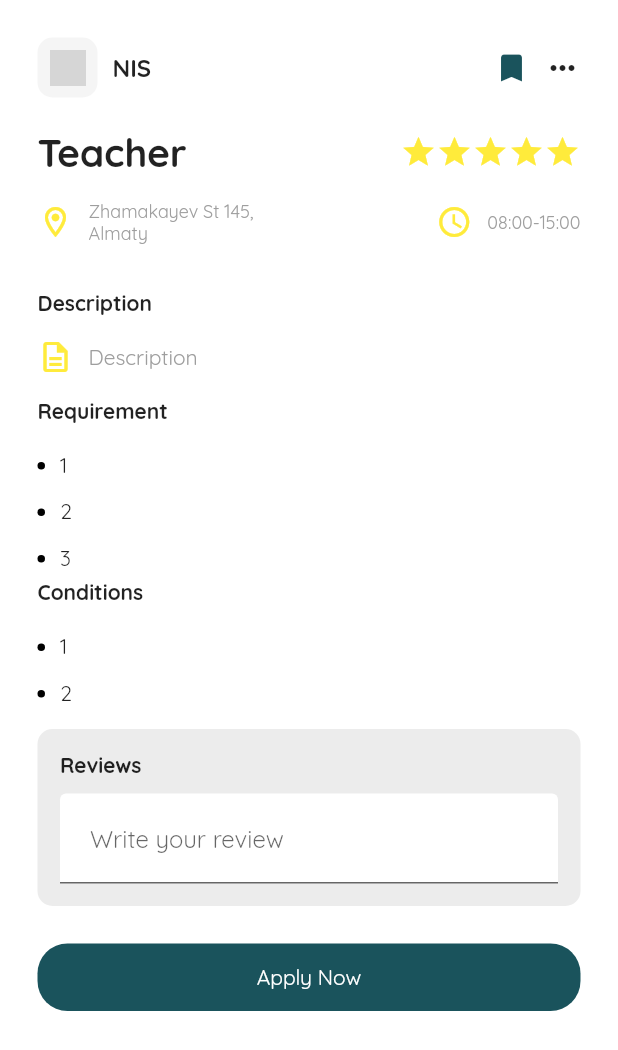
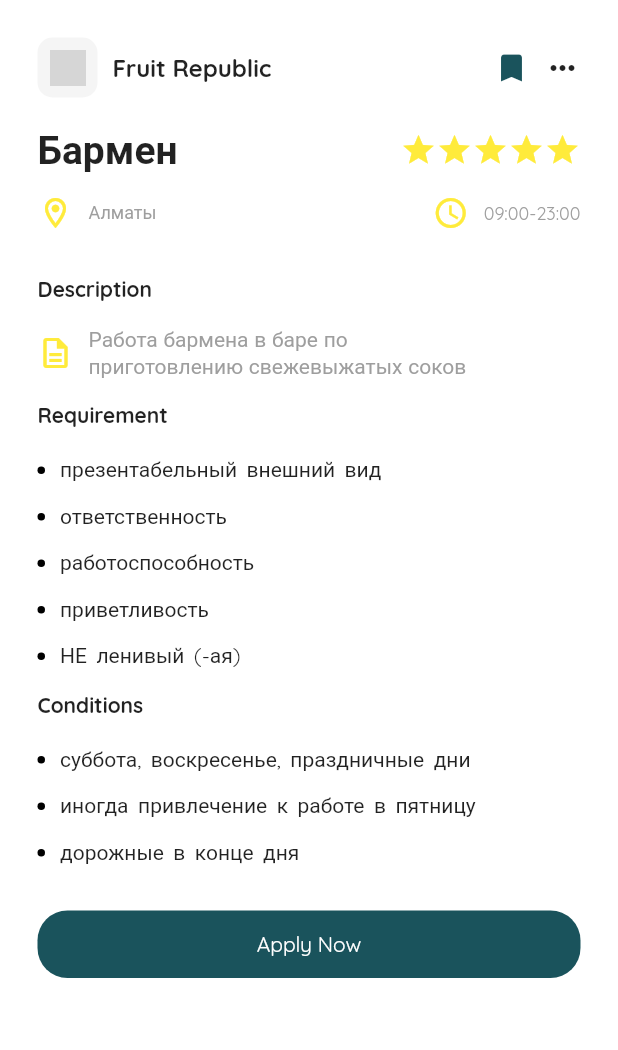
Before and after one commit to assanbayg/path_intern_mobile, a Flutter app: the InternshipDetail screen opened directly with sample values from the repository, on a phone screen of 412 x 824 dp. Shown: the top 1050 px of the screen. Run offline on Flutter 3.47's test engine with Material 2 defaults, Android fonts, the light colour scheme and no system bars; grey boxes are pictures that could not be loaded.

Commit message:
new file:   assets/fruit_republic.png 	deleted:    assets/images/nis.png 	deleted:    lib/bootstaper.dart 	modified:   lib/main.dart 	modified:   lib/models/intership.dart 	modified:   lib/screens/home/widgets/internship_list.dart 	modified:   lib/screens/home/widgets/search_card.dart 	modified:   lib/screens/home/widgets/tag_list.dart 	modified:   lib/screens/internship_detail.dart 	modified:   lib/widgets/icon_text.dart 	modified:   pubspec.yaml

```diff
--- a/lib/main.dart
+++ b/lib/main.dart
@@ -1,5 +1,10 @@
 /*
   Need to fix SeachPage: to split search.dart into widgets and keep search function
+  Authentication
+  Resume
+  Filters
+
+  Messenger
 */
 
 import 'package:flutter/material.dart';
--- a/lib/models/intership.dart
+++ b/lib/models/intership.dart
@@ -23,21 +23,24 @@ class Internship {
   static List<Internship> generateInternships() {
     return [
       Internship(
-        'NIS',
-        'nis.jpg',
+        'Fruit Republic',
+        'fruit_republic.png',
         true,
-        'Teacher',
-        'Zhamakayev St 145,\nAlmaty',
-        '08:00-15:00',
-        'Description',
+        'Бармен',
+        'Алматы',
+        '09:00-23:00',
+        'Работа бармена в баре по приготовлению свежевыжатых соков',
         [
-          '1',
-          '2',
-          '3',
+          'презентабельный внешний вид',
+          'ответственность',
+          'работоспособность',
+          'приветливость',
+          'НЕ ленивый (-ая)',
         ],
         [
-          '1',
-          '2',
+          'суббота, воскресенье, праздничные дни',
+          'иногда привлечение к работе в пятницу',
+          'дорожные в конце дня'
         ],
         ['Education'],
       ),
--- a/lib/screens/home/widgets/internship_list.dart
+++ b/lib/screens/home/widgets/internship_list.dart
@@ -1,5 +1,5 @@
 import 'package:flutter/material.dart';
-import 'package:path_intern_mobile/models/intership.dart';
+import '../../../models/intership.dart';
 import '../../internship_detail.dart';
 import './internship_item.dart';
 
--- a/lib/screens/home/widgets/search_card.dart
+++ b/lib/screens/home/widgets/search_card.dart
@@ -1,5 +1,5 @@
 import 'package:flutter/material.dart';
-import 'package:path_intern_mobile/screens/search/search.dart';
+import '../../search/search.dart';
 
 class SearchCard extends StatelessWidget {
   @override
--- a/lib/screens/home/widgets/tag_list.dart
+++ b/lib/screens/home/widgets/tag_list.dart
@@ -15,7 +15,7 @@ class _TagListState extends State<TagList> {
       height: 40,
       child: ListView.separated(
           scrollDirection: Axis.horizontal,
-          itemBuilder: (contex, index) => GestureDetector(
+          itemBuilder: (context, index) => GestureDetector(
               onTap: () {
                 setState(() {
                   selected = index;
--- a/lib/screens/internship_detail.dart
+++ b/lib/screens/internship_detail.dart
@@ -1,7 +1,7 @@
 import 'package:flutter/material.dart';
-import 'package:path_intern_mobile/models/intership.dart';
-import 'package:path_intern_mobile/widgets/bookmark.dart';
-import 'package:path_intern_mobile/widgets/icon_text.dart';
+import '../models/intership.dart';
+import '../widgets/bookmark.dart';
+import '../widgets/icon_text.dart';
 
 class InternshipDetail extends StatelessWidget {
   final Internship internship;
@@ -92,6 +92,7 @@ class InternshipDetail extends StatelessWidget {
                   ),
                 ),
                 Container(
+                  width: 300,
                   padding: EdgeInsets.symmetric(
                     vertical: 15,
                   ),
@@ -102,10 +103,13 @@ class InternshipDetail extends StatelessWidget {
                         color: Colors.yellow,
                       ),
                       SizedBox(width: 10),
-                      Text(
+                      Flexible(
+                        child: Text(
                           internship.description,
+                          //softWrap: true,
                           style: TextStyle(
                             color: Colors.grey,
+                          ),
                         ),
                       ),
                     ],
@@ -148,6 +152,7 @@ class InternshipDetail extends StatelessWidget {
                           ),
                         ))
                     .toList(),
+                SizedBox(height: 10),
                 Text(
                   'Conditions',
                   style: TextStyle(
@@ -187,45 +192,45 @@ class InternshipDetail extends StatelessWidget {
                       ),
                     )
                     .toList(),
-                SizedBox(height: 10),
-                Container(
-                  padding: EdgeInsets.all(15),
-                  decoration: BoxDecoration(
-                    color: Colors.grey.withOpacity(0.2),
-                    borderRadius: BorderRadius.circular(10),
-                  ),
-                  child: Column(
-                    crossAxisAlignment: CrossAxisAlignment.start,
-                    children: [
-                      Text('Reviews',
-                          style: TextStyle(
-                            fontWeight: FontWeight.bold,
-                          )),
-                      SizedBox(height: 10),
+                //SizedBox(height: 10),
                 // Container(
-                      //   width: 300,
+                //   padding: EdgeInsets.all(15),
                 //   decoration: BoxDecoration(
-                      //       color: Colors.white,
-                      //       borderRadius: BorderRadius.circular(30)),
-                      //   child: TextField(
-                      //     decoration: InputDecoration(),
+                //     color: Colors.grey.withOpacity(0.2),
+                //     borderRadius: BorderRadius.circular(10),
+                //   ),
+                //   child: Column(
+                //     crossAxisAlignment: CrossAxisAlignment.start,
+                //     children: [
+                //       Text('Reviews',
+                //           style: TextStyle(
+                //             fontWeight: FontWeight.bold,
+                //           )),
+                //       SizedBox(height: 10),
+                //       // Container(
+                //       //   width: 300,
+                //       //   decoration: BoxDecoration(
+                //       //       color: Colors.white,
+                //       //       borderRadius: BorderRadius.circular(30)),
+                //       //   child: TextField(
+                //       //     decoration: InputDecoration(),
+                //       //   ),
+                //       // ),
+                //       TextField(
+                //         decoration: InputDecoration(
+                //           filled: true,
+                //           contentPadding: EdgeInsets.all(20),
+                //           hintText: 'Write your review',
+                //           fillColor: Colors.white,
+                //           focusedBorder: OutlineInputBorder(
+                //               borderRadius: BorderRadius.circular(30),
+                //               borderSide: BorderSide(
+                //                   color: Colors.grey.withOpacity(0.3))),
+                //         ),
+                //       ),
+                //     ],
                 //   ),
                 // ),
-                      TextField(
-                        decoration: InputDecoration(
-                          filled: true,
-                          contentPadding: EdgeInsets.all(20),
-                          hintText: 'Write your review',
-                          fillColor: Colors.white,
-                          focusedBorder: OutlineInputBorder(
-                              borderRadius: BorderRadius.circular(30),
-                              borderSide: BorderSide(
-                                  color: Colors.grey.withOpacity(0.3))),
-                        ),
-                      ),
-                    ],
-                  ),
-                ),
                 Container(
                   margin: EdgeInsets.symmetric(vertical: 25),
                   height: 45,
--- a/lib/widgets/icon_text.dart
+++ b/lib/widgets/icon_text.dart
@@ -1,5 +1,5 @@
 import 'package:flutter/material.dart';
-import 'package:path_intern_mobile/models/intership.dart';
+import '../models/intership.dart';
 
 class IconText extends StatelessWidget {
   final IconData icon;
--- a/pubspec.yaml
+++ b/pubspec.yaml
@@ -1,5 +1,5 @@
 name: path_intern_mobile
-description: A new Flutter project.
+description: An app to find internships for high-school students/
 
 # The following line prevents the package from being accidentally published to
 # pub.dev using `flutter pub publish`. This is preferred for private packages.
@@ -61,6 +61,7 @@ flutter:
 
   # To add assets to your application, add an assets section, like this:
   assets:
+    - fruit_republic.png
     - nis.jpg
     - image.png
     - sun.png
```
Also changed, not shown: assets/fruit_republic.png (added), assets/images/nis.png (deleted), lib/bootstaper.dart (deleted). Lines whose indentation alone changed are shown as unchanged.
